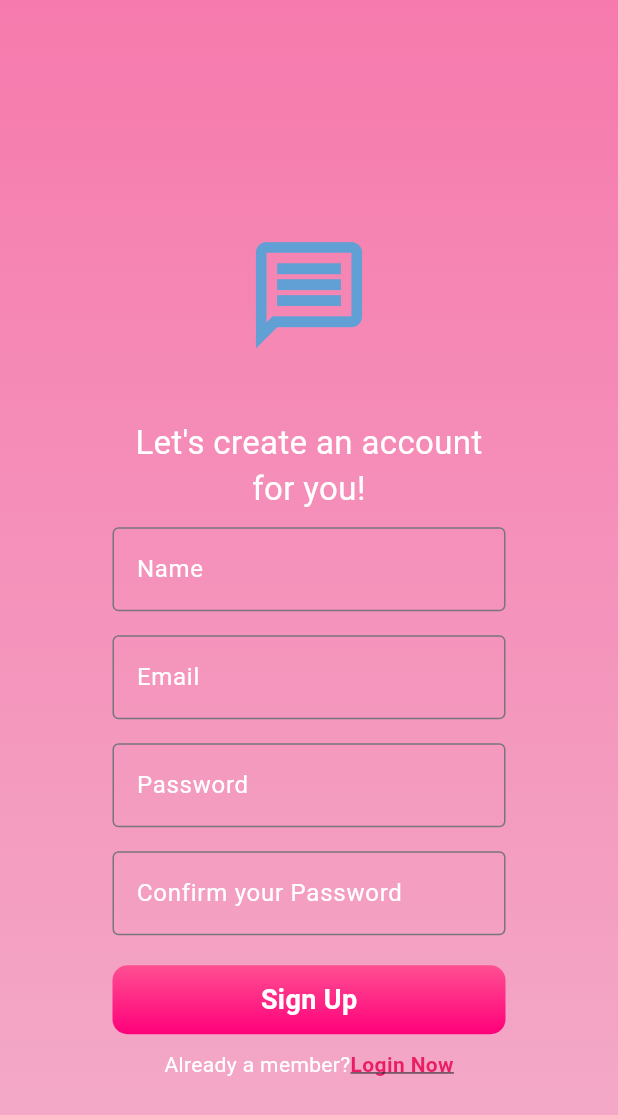
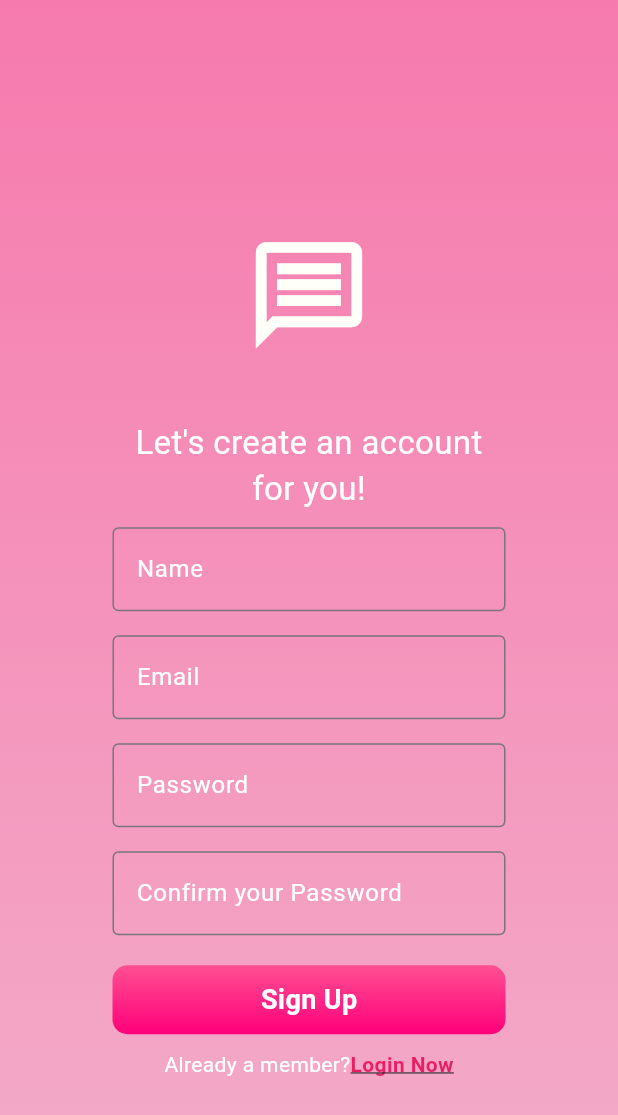
Before and after one commit to JoaquinCar/Chat_app_flutter, a Flutter app: the screen it shows after launch, after a tap on "Sign Up", on a phone screen of 412 x 824 dp. Shown: the top 1115 px of the screen. Run offline on Flutter 3.47's test engine with Material 3 defaults, Android fonts, the phone set to English and light mode, and no system bars; our stand-ins replace cloud_firestore, firebase_auth, firebase_core; accounts and stored records are empty; network calls fail.

```diff
--- a/chat_app/lib/pages/login_page.dart
+++ b/chat_app/lib/pages/login_page.dart
@@ -49,7 +49,7 @@ class _LoginPageState extends State<LoginPage> {
                   Icon(
                     Icons.message_outlined,
                     size: 85,
-                    color: const Color.fromARGB(255, 97, 160, 212),
+                    color: const Color.fromARGB(255, 255, 255, 250),
                   ),
                   const SizedBox(height: 50),
                   const Text(
--- a/chat_app/lib/pages/register_page.dart
+++ b/chat_app/lib/pages/register_page.dart
@@ -77,7 +77,7 @@ class _RegisterPageState extends State<RegisterPage> {
                   Icon(
                     Icons.message_outlined,
                     size: 85,
-                    color: const Color.fromARGB(255, 97, 160, 212),
+                    color: const Color.fromARGB(255, 255, 255, 250),
                   ),
                   const SizedBox(height: 40),
                   const Text(
```
Also changed, not shown: chat_app/lib/pages/chat_page.dart (+14 -1 lines).
